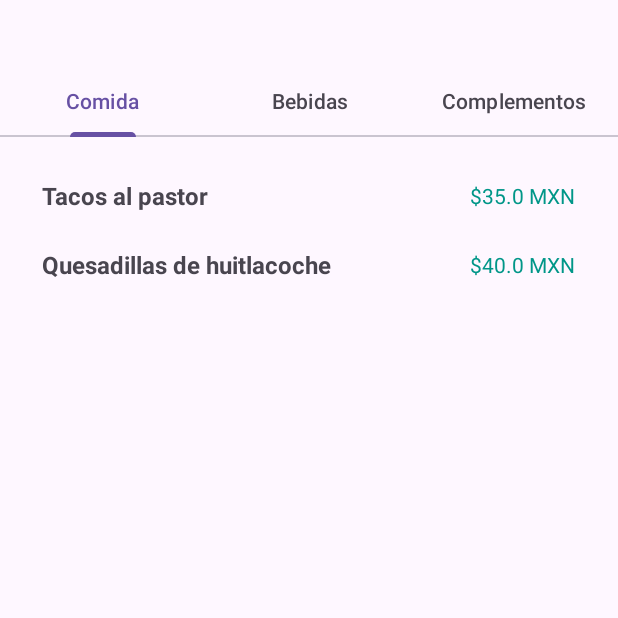
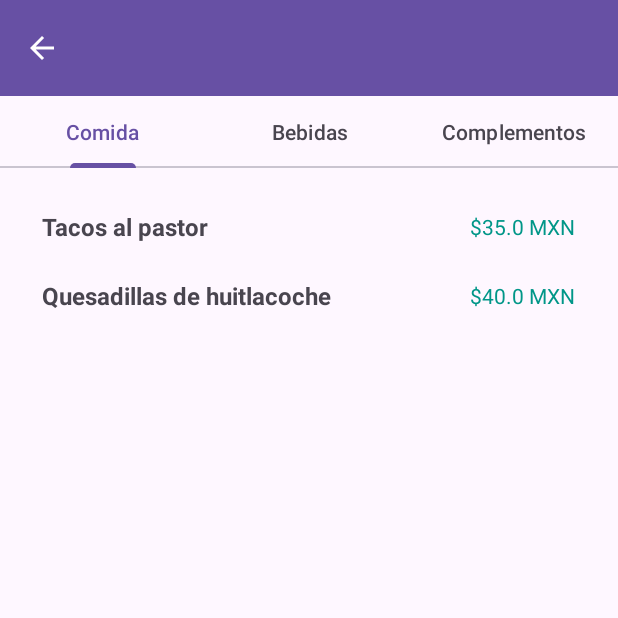
Before and after one commit to franciscoxcode/CDMXGourmet, an Android app: the RestaurantDetailActivity screen opened directly, with no data from a screen before it, on a phone screen of 412 x 824 dp, the top half of it. Run offline under Robolectric (Android 15) with nearby library versions, the phone set to English and light mode, and no system bars.

Commit message:
Add Toolbar with Up Navigation on every Activity

```diff
--- a/app/src/main/java/com/franciscocasillas/cdmxgourmet/activities/RestaurantDetailActivity.java
+++ b/app/src/main/java/com/franciscocasillas/cdmxgourmet/activities/RestaurantDetailActivity.java
@@ -1,21 +1,20 @@
 package com.franciscocasillas.cdmxgourmet.activities;
 
 import android.os.Bundle;
-import android.widget.TextView;
+import android.view.MenuItem;
 
 import androidx.activity.EdgeToEdge;
 import androidx.appcompat.app.AppCompatActivity;
+import androidx.appcompat.widget.Toolbar;
 import androidx.core.graphics.Insets;
 import androidx.core.view.ViewCompat;
 import androidx.core.view.WindowInsetsCompat;
-
-import com.google.android.material.tabs.TabLayout;
-import com.google.android.material.tabs.TabLayoutMediator;
-
 import androidx.viewpager2.widget.ViewPager2;
 
 import com.franciscocasillas.cdmxgourmet.R;
 import com.franciscocasillas.cdmxgourmet.adapters.RestaurantPagerAdapter;
+import com.google.android.material.tabs.TabLayout;
+import com.google.android.material.tabs.TabLayoutMediator;
 
 public class RestaurantDetailActivity extends AppCompatActivity {
 
@@ -26,6 +25,7 @@ public class RestaurantDetailActivity extends AppCompatActivity {
         super.onCreate(savedInstanceState);
         EdgeToEdge.enable(this);
         setContentView(R.layout.activity_restaurant_detail);
+
         ViewCompat.setOnApplyWindowInsetsListener(findViewById(R.id.main), (v, insets) -> {
             Insets systemBars = insets.getInsets(WindowInsetsCompat.Type.systemBars());
             v.setPadding(systemBars.left, systemBars.top, systemBars.right, systemBars.bottom);
@@ -36,9 +36,13 @@ public class RestaurantDetailActivity extends AppCompatActivity {
         String restaurantName = getIntent().getStringExtra("restaurant_name");
         int restaurantIndex = getIntent().getIntExtra("restaurant_index", 0);
 
-        // 🏷️ Mostrar el nombre
-        TextView nameTextView = findViewById(R.id.restaurantNameTextView);
-        nameTextView.setText(restaurantName);
+        // ✅ Configurar Toolbar como ActionBar
+        Toolbar toolbar = findViewById(R.id.toolbar);
+        setSupportActionBar(toolbar);
+        if (getSupportActionBar() != null) {
+            getSupportActionBar().setTitle(restaurantName);
+            getSupportActionBar().setDisplayHomeAsUpEnabled(true);
+        }
 
         // 📲 Configurar ViewPager y TabLayout
         ViewPager2 viewPager = findViewById(R.id.viewPager);
@@ -49,4 +53,14 @@ public class RestaurantDetailActivity extends AppCompatActivity {
                 (tab, position) -> tab.setText(TAB_TITLES[position])
         ).attach();
     }
+
+    // ⬅️ Botón de regreso en Toolbar
+    @Override
+    public boolean onOptionsItemSelected(MenuItem item) {
+        if (item.getItemId() == android.R.id.home) {
+            finish();
+            return true;
+        }
+        return super.onOptionsItemSelected(item);
+    }
 }
--- a/app/src/main/res/layout/activity_restaurant_detail.xml
+++ b/app/src/main/res/layout/activity_restaurant_detail.xml
@@ -6,28 +6,28 @@
     android:layout_width="match_parent"
     android:layout_height="match_parent">
 
-    <!-- Título del restaurante -->
-    <TextView
-        android:id="@+id/restaurantNameTextView"
-        android:layout_width="wrap_content"
+    <!-- ✅ Barra superior (Toolbar con título dinámico y botón de back) -->
+    <com.google.android.material.appbar.MaterialToolbar
+        android:id="@+id/toolbar"
+        android:layout_width="0dp"
         android:layout_height="wrap_content"
-        android:text="Nombre del restaurante"
-        android:textSize="20sp"
-        android:textStyle="bold"
+        android:background="?attr/colorPrimary"
+        android:theme="@style/ThemeOverlay.Material3.Dark.ActionBar"
         app:layout_constraintTop_toTopOf="parent"
         app:layout_constraintStart_toStartOf="parent"
-        android:layout_margin="16dp"/>
+        app:layout_constraintEnd_toEndOf="parent"
+        android:elevation="4dp"/>
 
-    <!-- Tabs -->
+    <!-- 🟦 Tabs -->
     <com.google.android.material.tabs.TabLayout
         android:id="@+id/tabLayout"
         android:layout_width="0dp"
         android:layout_height="wrap_content"
-        app:layout_constraintTop_toBottomOf="@id/restaurantNameTextView"
+        app:layout_constraintTop_toBottomOf="@id/toolbar"
         app:layout_constraintStart_toStartOf="parent"
         app:layout_constraintEnd_toEndOf="parent" />
 
-    <!-- Contenido deslizante -->
+    <!-- 📲 Contenido deslizante -->
     <androidx.viewpager2.widget.ViewPager2
         android:id="@+id/viewPager"
         android:layout_width="0dp"
```
Also changed, not shown: app/src/main/java/com/franciscocasillas/cdmxgourmet/activities/DishDetailActivity.java (+21 -1 lines), app/src/main/res/layout/activity_dish_detail.xml (+11 -1 lines).
